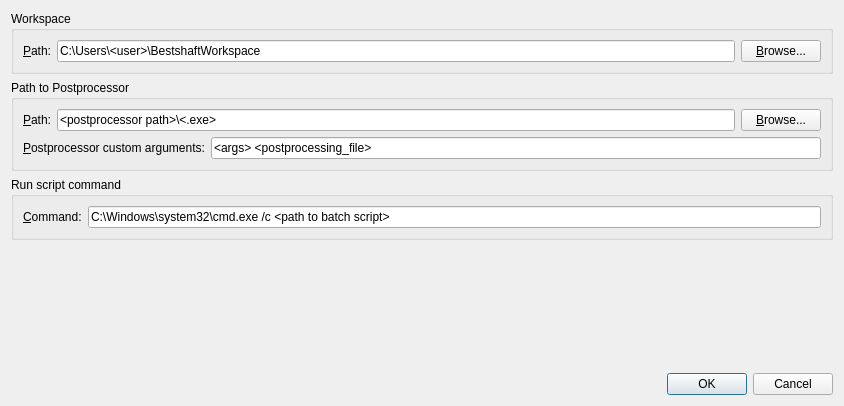
First picture: the form in extension/src/settingsdialog.ui, repository f55desu/bestshaft, before the edit.
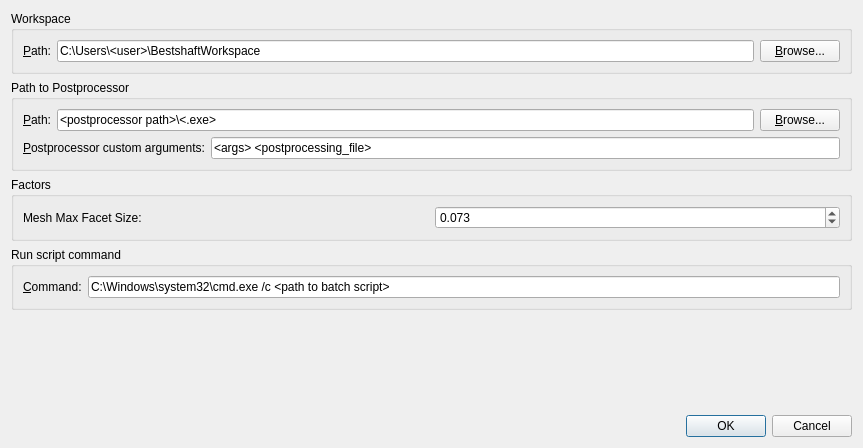
Second picture: the form after the edit.

Commit message: Returned max_facet_size factor into settings

```diff
--- a/extension/src/settingsdialog.ui
+++ b/extension/src/settingsdialog.ui
@@ -6,8 +6,8 @@
    <rect>
     <x>0</x>
     <y>0</y>
-    <width>844</width>
-    <height>406</height>
+    <width>863</width>
+    <height>448</height>
    </rect>
   </property>
   <property name="windowTitle">
@@ -124,6 +124,45 @@
      </layout>
     </widget>
    </item>
+   <item>
+    <widget class="QGroupBox" name="groupBox_4">
+     <property name="title">
+      <string>Factors</string>
+     </property>
+     <layout class="QHBoxLayout" name="horizontalLayout_7">
+      <item>
+       <layout class="QHBoxLayout" name="horizontalLayout_2">
+        <item>
+         <widget class="QLabel" name="label_2">
+          <property name="text">
+           <string>Mesh Max Facet Size:</string>
+          </property>
+         </widget>
+        </item>
+        <item>
+         <widget class="QDoubleSpinBox" name="maxFacetSizeSpinBox">
+          <property name="decimals">
+           <number>3</number>
+          </property>
+          <property name="minimum">
+           <double>0.001000000000000</double>
+          </property>
+          <property name="maximum">
+           <double>1.000000000000000</double>
+          </property>
+          <property name="singleStep">
+           <double>0.001000000000000</double>
+          </property>
+          <property name="value">
+           <double>0.073000000000000</double>
+          </property>
+         </widget>
+        </item>
+       </layout>
+      </item>
+     </layout>
+    </widget>
+   </item>
    <item>
     <widget class="QGroupBox" name="groupBox">
      <property name="title">
```
The commit also changes 1 other file.
